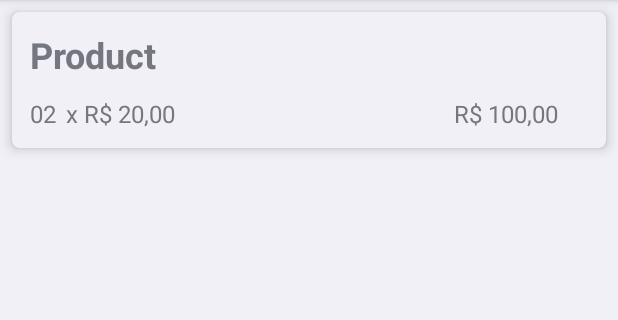
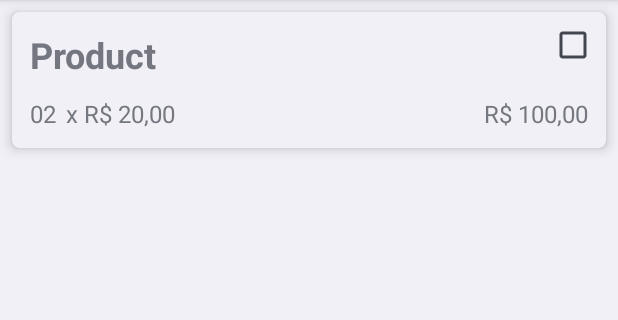
Before and after one commit to jfbastos/Comprarei, an Android app: the layout product_item.xml on its own in the app's theme, with its tools: preview values and no code run, on a phone screen of 412 x 824 dp, the part 84-404 px from its top. Run offline under Robolectric (Android 15) with nearby library versions, the phone set to English and light mode, and no system bars.

Commit message:
Swipe indicator and fixing update done status.

```diff
--- a/app/build.gradle
+++ b/app/build.gradle
@@ -78,6 +78,7 @@ dependencies {
 
     //ThirdPartLibrary
     implementation("net.yslibrary.keyboardvisibilityevent:keyboardvisibilityevent:3.0.0-RC3")
+    implementation 'com.github.kevingermainbusiness:ItemDecorator:1.0.15'
 
 
     //Injection
--- a/app/src/main/java/br/com/iesb/comprarei/model/ProductRepository.kt
+++ b/app/src/main/java/br/com/iesb/comprarei/model/ProductRepository.kt
@@ -17,5 +17,6 @@ class ProductRepository(private val productDao : ProductDao, private val dispach
 
     suspend fun deleteProduct(id : Int) = withContext(dispacher) { productDao.delete(id) }
 
+    suspend fun updateDone(isDone : Boolean, id : Int) = withContext(dispacher) {productDao.updateDone(isDone, id)}
 
 }
--- a/app/src/main/java/br/com/iesb/comprarei/model/dao/ProductDao.kt
+++ b/app/src/main/java/br/com/iesb/comprarei/model/dao/ProductDao.kt
@@ -23,4 +23,7 @@ interface ProductDao {
     @Update
     fun updateProduct(product : Product)
 
+    @Query("UPDATE products SET done=:isDone WHERE id = :id")
+    fun updateDone(isDone : Boolean, id : Int)
+
 }
--- /dev/null
+++ b/app/src/main/res/drawable/ic_baseline_done_24.xml
@@ -0,0 +1,5 @@
+<vector android:height="24dp" android:tint="#FFFFFF"
+    android:viewportHeight="24" android:viewportWidth="24"
+    android:width="24dp" xmlns:android="http://schemas.android.com/apk/res/android">
+    <path android:fillColor="@android:color/white" android:pathData="M9,16.2L4.8,12l-1.4,1.4L9,19 21,7l-1.4,-1.4L9,16.2z"/>
+</vector>
--- a/app/src/main/res/layout/product_item.xml
+++ b/app/src/main/res/layout/product_item.xml
@@ -12,6 +12,7 @@
     <RelativeLayout
         android:layout_width="match_parent"
         android:layout_height="match_parent">
+
 
         <TextView
             android:id="@+id/product_name"
@@ -31,8 +32,8 @@
             android:layout_below="@id/product_name"
             android:layout_marginStart="12dp"
             android:layout_marginBottom="12dp"
-            tools:text="02"
-            android:textSize="16sp"/>
+            android:textSize="16sp"
+            tools:text="02" />
 
         <TextView
             android:id="@+id/x_text"
@@ -59,7 +60,8 @@
             android:layout_width="wrap_content"
             android:layout_height="wrap_content"
             android:layout_alignBottom="@id/product_value"
-            android:layout_toStartOf="@+id/check_for_delete"
+            android:layout_alignParentEnd="true"
+            android:layout_marginEnd="12dp"
             android:textSize="16sp"
             tools:text="R$ 100,00" />
 
@@ -68,9 +70,11 @@
             android:layout_width="wrap_content"
             android:layout_height="wrap_content"
             android:layout_alignParentEnd="true"
-            android:layout_centerVertical="true"
-            android:visibility="invisible" />
-
+            android:layout_margin="6dp"
+            android:minWidth="0dp"
+            android:minHeight="0dp"
+            android:visibility="gone"
+            tools:visibility="visible"/>
 
     </RelativeLayout>
 
--- a/app/src/main/res/values/colors.xml
+++ b/app/src/main/res/values/colors.xml
@@ -11,4 +11,5 @@
     <color name="green_dark">#003800</color>
     <color name="gray">#7A807B</color>
     <color name="dark_gray">#333333</color>
+    <color name="delete_red">#BF0000</color>
 </resources>
--- a/build.gradle
+++ b/build.gradle
@@ -3,6 +3,7 @@ buildscript {
     repositories {
         google()
         mavenCentral()
+
     }
     dependencies {
         classpath 'com.android.tools.build:gradle:7.0.3'
--- a/settings.gradle
+++ b/settings.gradle
@@ -4,6 +4,7 @@ dependencyResolutionManagement {
         google()
         mavenCentral()
         jcenter() // Warning: this repository is going to shut down soon
+        maven { url 'https://jitpack.io' }
     }
 }
 rootProject.name = "Comprarei"
```
Also changed, not shown: app/src/main/java/br/com/iesb/comprarei/view/adapters/ProductsAdapter.kt (+7 -16 lines), app/src/main/java/br/com/iesb/comprarei/view/fragments/NewProductFragment.kt (+2 -14 lines), app/src/main/java/br/com/iesb/comprarei/view/fragments/ProductsFragment.kt (+28 -2 lines), app/src/main/java/br/com/iesb/comprarei/viewmodel/ProductViewModel.kt (+11 -8 lines), app/src/main/res/layout/cart_item.xml (+7 -3 lines).
